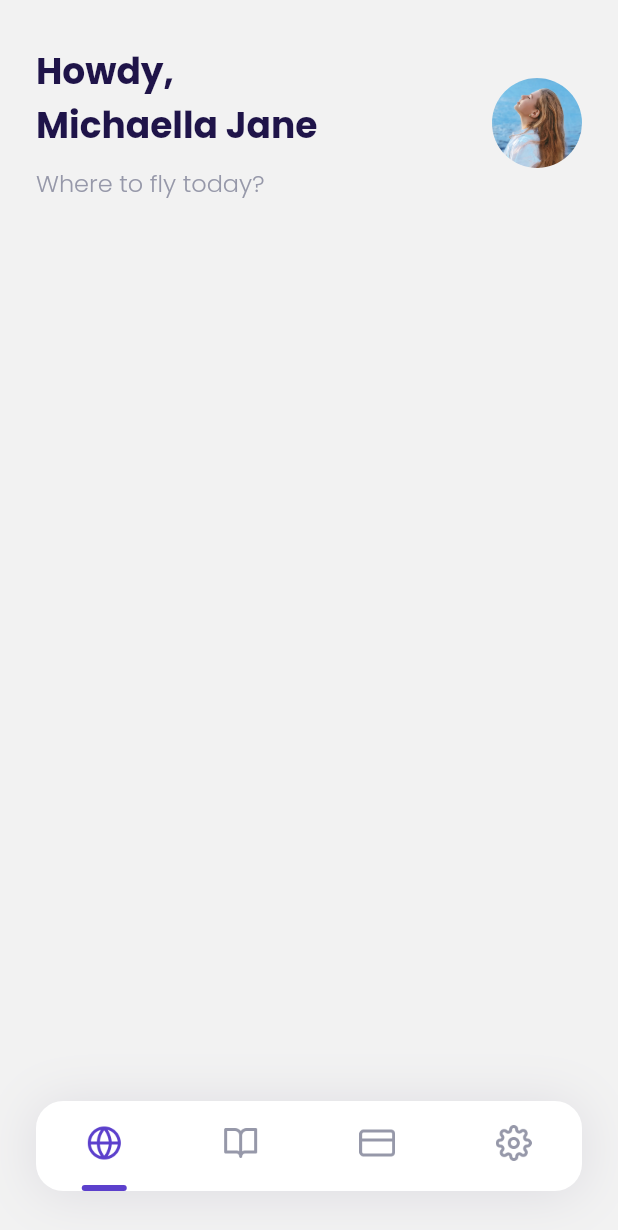
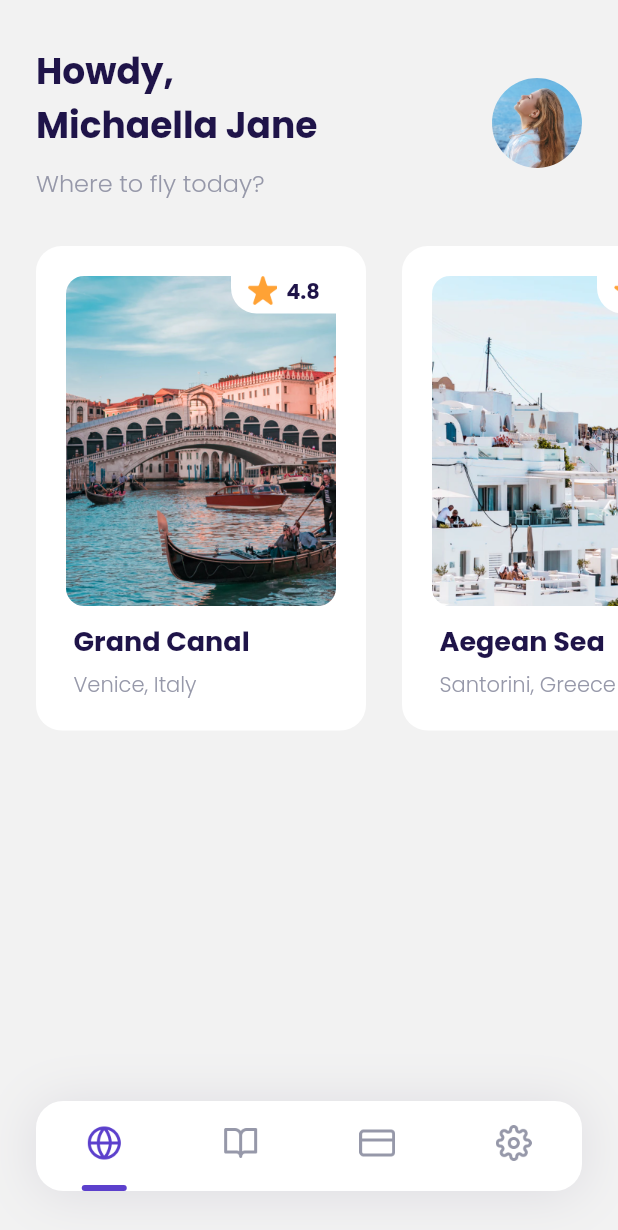
Before and after one commit to davadaviar/travel-app-intro, a Flutter app: the MainPage screen opened by its route, on a phone screen of 412 x 824 dp. Shown: the top 1230 px of the screen. Run offline on Flutter 3.47's test engine with Material 2 defaults, Android fonts, the phone set to English and light mode, and no system bars; our stand-ins replace google_fonts.

Commit message:
Add slide destination

```diff
--- a/lib/ui/pages/home_page.dart
+++ b/lib/ui/pages/home_page.dart
@@ -1,4 +1,5 @@
 import 'package:flutter/material.dart';
+import 'package:flutter_travel_bwa/ui/widgets/custom_destination_card.dart';
 import '../../shared/theme.dart';
 
 class HomePage extends StatelessWidget {
@@ -54,9 +55,52 @@ class HomePage extends StatelessWidget {
       );
     }
 
+    ;
+
+    Widget popularDestination() {
+      return SingleChildScrollView(
+        scrollDirection: Axis.horizontal,
+        child: Row(
+          children: [
+            CustomCardDestination(
+              name: 'Grand Canal',
+              city: 'Venice, Italy',
+              imgUrl: 'assets/image_destination1.png',
+              rate: 4.8,
+            ),
+            CustomCardDestination(
+              name: 'Aegean Sea',
+              city: 'Santorini, Greece',
+              imgUrl: 'assets/image_destination2.png',
+              rate: 5.0,
+            ),
+            CustomCardDestination(
+              name: 'French Riviera',
+              city: 'Monaco',
+              imgUrl: 'assets/image_destination3.png',
+              rate: 4.8,
+            ),
+            CustomCardDestination(
+              name: 'Gyeongbokgung',
+              city: 'Seoul, South Korea',
+              imgUrl: 'assets/image_destination4.png',
+              rate: 4.8,
+            ),
+            CustomCardDestination(
+              name: 'Merlion Park',
+              city: 'Singapura, Singapore',
+              imgUrl: 'assets/image_destination5.png',
+              rate: 4.8,
+            ),
+          ],
+        ),
+      );
+    }
+
     return ListView(
       children: [
         header(),
+        popularDestination(),
       ],
     );
   }
--- /dev/null
+++ b/lib/ui/widgets/custom_destination_card.dart
@@ -0,0 +1,114 @@
+import 'package:flutter/material.dart';
+import '../../shared/theme.dart';
+
+class CustomCardDestination extends StatelessWidget {
+  final String name;
+  final String city;
+  final String imgUrl;
+  final double rate;
+
+  const CustomCardDestination(
+      {Key? key,
+      required this.name,
+      required this.city,
+      required this.imgUrl,
+      this.rate = 0})
+      : super(key: key);
+
+  @override
+  Widget build(BuildContext context) {
+    return Container(
+      width: 220,
+      height: 323,
+      padding: EdgeInsets.all(5),
+      margin: EdgeInsets.only(
+        top: 30,
+        left: defaultMargin,
+      ),
+      decoration: BoxDecoration(
+        borderRadius: BorderRadius.circular(defaultRadius),
+        color: kWhiteColor,
+      ),
+      child: Column(
+        children: [
+          Container(
+            width: 180,
+            height: 220,
+            margin: EdgeInsets.only(
+              top: 15,
+            ),
+            decoration: BoxDecoration(
+              borderRadius: BorderRadius.circular(12),
+              image: DecorationImage(
+                image: AssetImage(imgUrl),
+              ),
+            ),
+            child: Align(
+              alignment: Alignment.topRight,
+              child: Container(
+                width: 70,
+                height: 25,
+                decoration: BoxDecoration(
+                    color: kWhiteColor,
+                    borderRadius: BorderRadius.only(
+                      bottomLeft: Radius.circular(defaultRadius),
+                    )),
+                child: Row(
+                  crossAxisAlignment: CrossAxisAlignment.start,
+                  mainAxisAlignment: MainAxisAlignment.center,
+                  children: [
+                    Image.asset(
+                      'assets/icon_star.png',
+                      width: 20,
+                    ),
+                    SizedBox(
+                      width: 6,
+                    ),
+                    Text(
+                      rate.toString(),
+                      style: blackTextStyle.copyWith(
+                        fontSize: 14,
+                        fontWeight: bold,
+                      ),
+                    )
+                  ],
+                ),
+              ),
+            ),
+          ),
+          Align(
+            alignment: Alignment.centerLeft,
+            child: Container(
+              margin: EdgeInsets.only(
+                top: 10,
+                left: 20,
+              ),
+              child: Column(
+                crossAxisAlignment: CrossAxisAlignment.start,
+                children: [
+                  Text(
+                    name,
+                    style: blackTextStyle.copyWith(
+                      fontSize: 18,
+                      fontWeight: bold,
+                    ),
+                  ),
+                  SizedBox(
+                    height: 5,
+                  ),
+                  Text(
+                    city,
+                    style: greyTextStyle.copyWith(
+                      fontSize: 14,
+                      fontWeight: light,
+                    ),
+                  )
+                ],
+              ),
+            ),
+          )
+        ],
+      ),
+    );
+  }
+}
```
